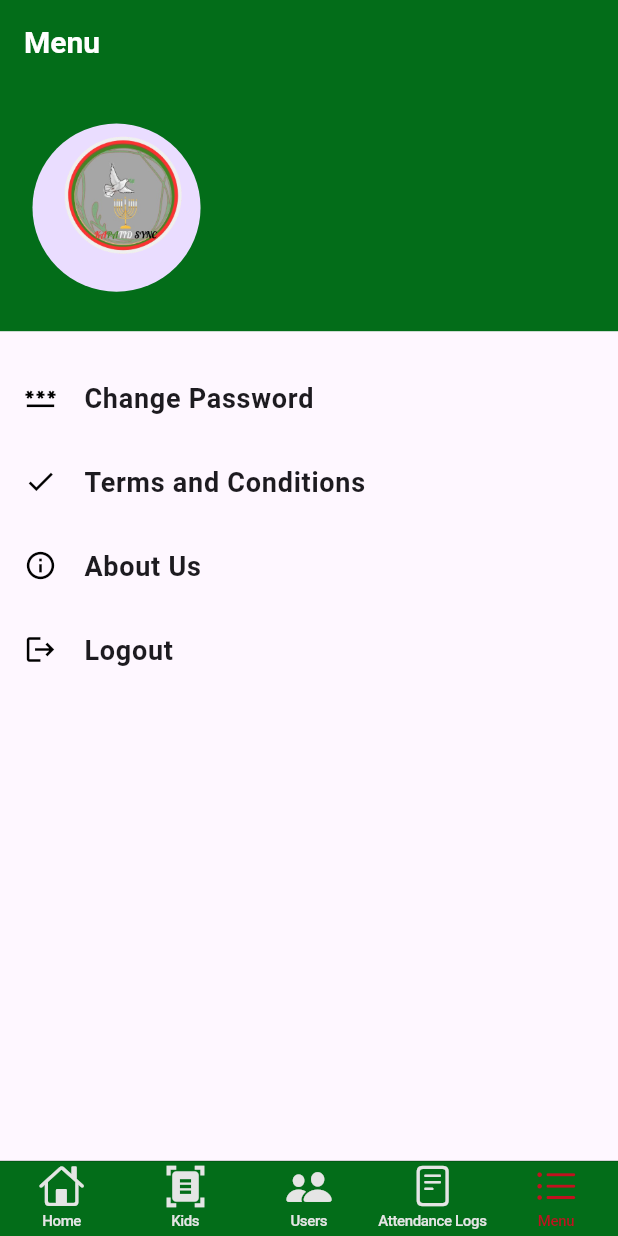
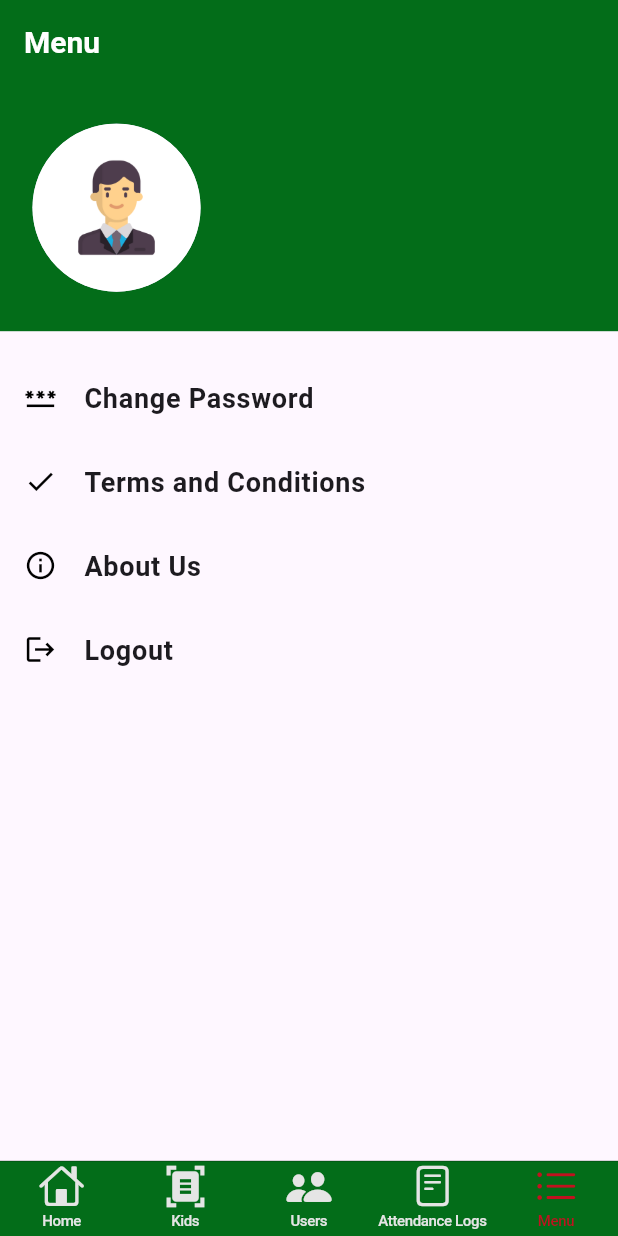
Before and after one commit to WenDEVLIFE/kapatidsync, a Flutter app: the screen it shows after launch, item 5 of the bottom bar chosen, on a phone screen of 412 x 824 dp. Run offline on Flutter 3.47's test engine with Material 3 defaults, Android fonts, the phone set to English and light mode, and no system bars; our stand-ins replace cloud_firestore, firebase_auth, firebase_core, fluttertoast, shared_preferences, sn_progress_dialog; accounts and stored records are empty; Roboto replaces fonts that are missing (SmoochSans).

Commit message:
Added admin.png and officer.png to the ImageUtils.dart 👌

```diff
--- a/lib/src/ui/MenuUI.dart
+++ b/lib/src/ui/MenuUI.dart
@@ -1,19 +1,32 @@
-import 'package:flutter/cupertino.dart';
 import 'package:flutter/material.dart';
-import 'package:kapatidsync/src/config/ImageUtils.dart';
 import 'package:provider/provider.dart';
 
 import '../ViewModel/MenuViewModel.dart';
 import '../config/ColorUtils.dart';
 import '../widget/MenuListWidget.dart';
 
-class MenuUI extends StatelessWidget {
+class MenuUI extends StatefulWidget {
   const MenuUI({super.key});
 
   @override
+  MenuUIState createState() => MenuUIState();
+
+}
+
+class MenuUIState extends State<MenuUI> {
+  late MenuViewModel viewModel;
+
+  @override
+  void initState() {
+    super.initState();
+    WidgetsBinding.instance.addPostFrameCallback((_) {
+      Provider.of<MenuViewModel>(context, listen: false).getUserInfo();
+    });
+  }
+
+  @override
   Widget build(BuildContext context) {
-
-    final MenuViewModel viewModel = Provider.of<MenuViewModel>(context, listen: true);
+    final MenuViewModel viewModel = Provider.of<MenuViewModel>(context);
 
     double screenWidth = MediaQuery.of(context).size.width;
     double screenHeight = MediaQuery.of(context).size.height;
@@ -54,7 +67,7 @@ class MenuUI extends StatelessWidget {
                               backgroundColor: ColorUtils.primaryColor,
                               child: CircleAvatar(
                                 radius: screenHeight * 0.068,
-                                backgroundImage: const AssetImage(ImageUtils.logoPath),
+                                backgroundImage: AssetImage(viewModel.profilepath),
                               ),
                             ),
                           );
@@ -92,6 +105,20 @@ class MenuUI extends StatelessWidget {
                               );
                             },
                           ),
+                          SizedBox(height: screenHeight * 0.01),
+                          Consumer<MenuViewModel>(
+                            builder: (context, viewModel, child) {
+                              return Text(
+                                viewModel.role,
+                                style: const TextStyle(
+                                  color: Colors.white,
+                                  fontSize: 16,
+                                  fontFamily: 'Lato',
+                                  fontWeight: FontWeight.w500,
+                                ),
+                              );
+                            },
+                          ),
                         ],
                       ),
                     ],
```
Also changed, not shown: lib/src/ViewModel/MenuViewModel.dart (+14 -5 lines), assets/images/admin.png, assets/images/officer.png.
